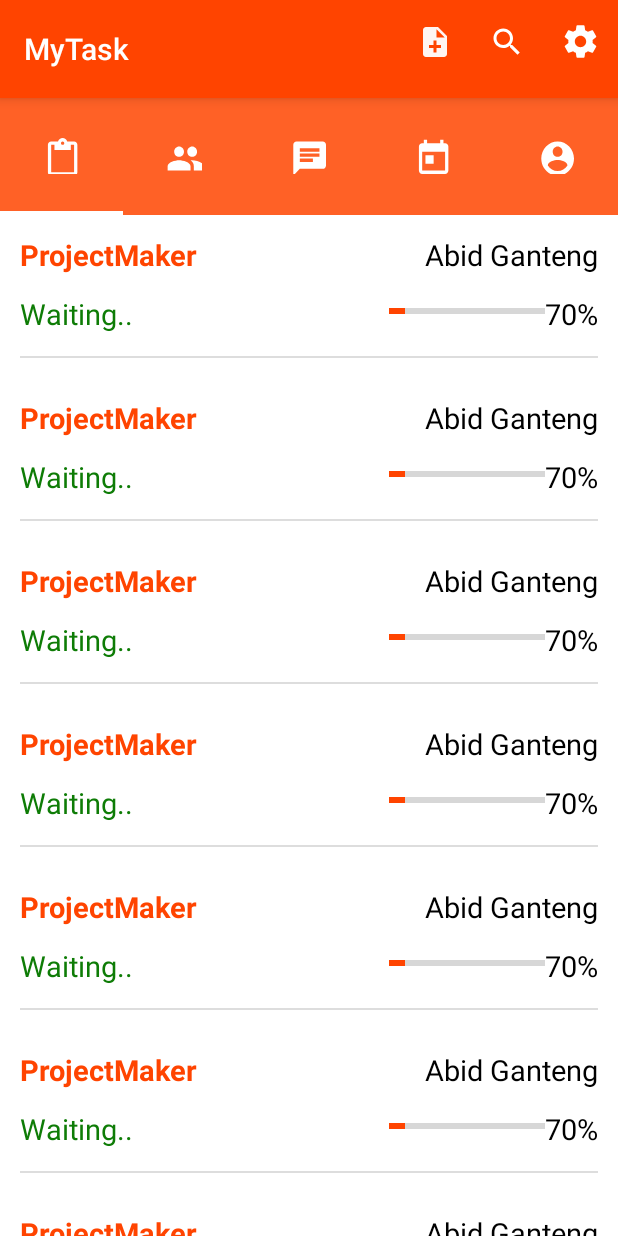
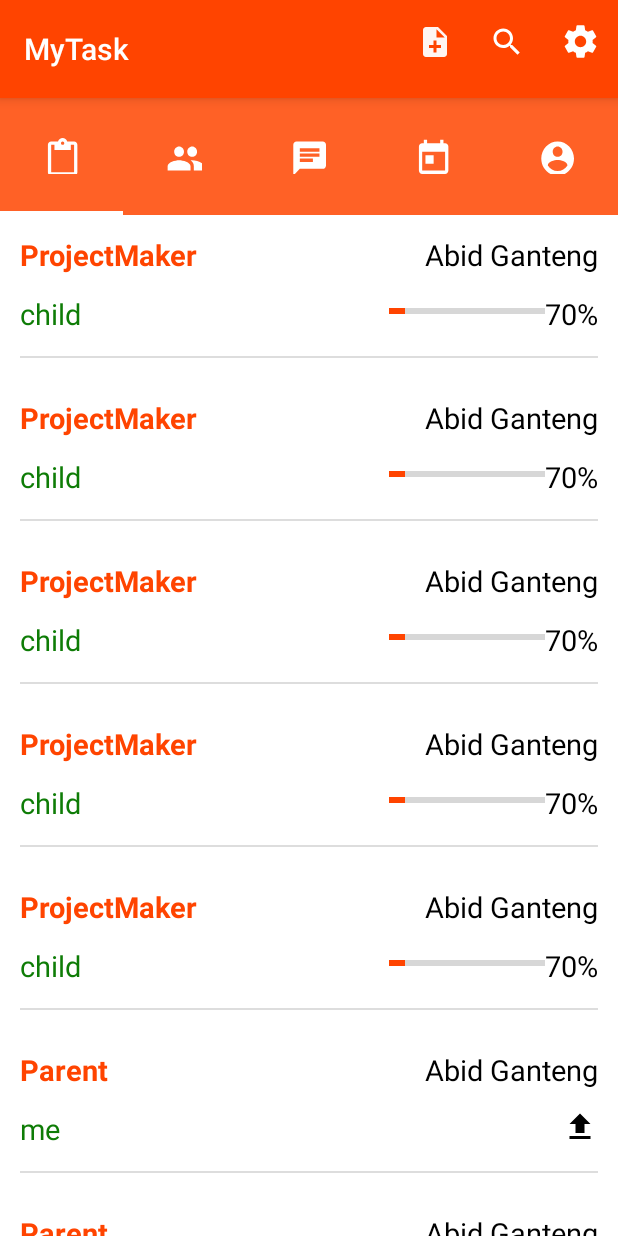
Before and after one commit to ricoarisandyw/project_maker, an Android app: the TaskFragment screen opened directly, with no data from a screen before it, on a phone screen of 412 x 824 dp. Run offline under Robolectric (Android 15) with nearby library versions, the phone set to English and light mode, and no system bars; our stand-ins replace sdp/ssp sizes; network calls fail.

Commit message:
Change Task Icon

```diff
--- a/app/src/main/java/com/mrabid/pro_maker/Adapter/RecyclerViewTaskAdapter.java
+++ b/app/src/main/java/com/mrabid/pro_maker/Adapter/RecyclerViewTaskAdapter.java
@@ -6,8 +6,12 @@ import android.support.v7.widget.RecyclerView;
 import android.view.LayoutInflater;
 import android.view.View;
 import android.view.ViewGroup;
+import android.widget.ImageView;
+import android.widget.ProgressBar;
 import android.widget.RelativeLayout;
 import android.widget.TextView;
+
+import com.mrabid.pro_maker.Activity.ChatActivity;
 import com.mrabid.pro_maker.Model.Task;
 import com.mrabid.pro_maker.R;
 import com.mrabid.pro_maker.Activity.detailTaskActivity;
@@ -34,6 +38,17 @@ public class RecyclerViewTaskAdapter extends RecyclerView.Adapter<RecyclerViewTa
         holder.pemberi.setText(""+p.getid_doer());
         holder.nama.setText(""+p.getName());
         holder.status.setText(""+p.getStatus());
+        if(p.getStatus().equalsIgnoreCase("me")){
+            holder.pbPercent.setText("");
+            holder.pb.setVisibility(View.INVISIBLE);
+            holder.imgUpload.setVisibility(View.VISIBLE);
+        }
+        holder.imgUpload.setOnClickListener(new View.OnClickListener() {
+            @Override
+            public void onClick(View v) {
+                context.startActivity(new Intent(context, ChatActivity.class));
+            }
+        });
 
         holder.rl.setOnClickListener(new View.OnClickListener() {
             @Override
@@ -50,17 +65,21 @@ public class RecyclerViewTaskAdapter extends RecyclerView.Adapter<RecyclerViewTa
 
     public class ViewHolder extends RecyclerView.ViewHolder {
 
-        TextView  nama,pemberi,status;
+        TextView  nama,pemberi,status, pbPercent;
         RelativeLayout rl;
+        ProgressBar pb;
+        ImageView imgUpload;
 
         public ViewHolder(View itemView) {
             super(itemView);
 
             rl = (RelativeLayout) itemView.findViewById(R.id.list_task);
+            pbPercent = (TextView) itemView.findViewById(R.id.txt_persenProgress);
+            pb = (ProgressBar) itemView.findViewById(R.id.progressBar_task);
             pemberi = (TextView) itemView.findViewById(R.id.txt_pemberiViewTask);
             nama = (TextView)itemView.findViewById(R.id.txt_nameViewTask);
             status = (TextView)itemView.findViewById(R.id.txt_statusViewTask);
-
+            imgUpload = (ImageView) itemView.findViewById(R.id.img_itemTask_update);
         }
     }
 }
--- a/app/src/main/java/com/mrabid/pro_maker/Fragment/TaskFragment.java
+++ b/app/src/main/java/com/mrabid/pro_maker/Fragment/TaskFragment.java
@@ -35,8 +35,10 @@ public class TaskFragment extends Fragment {
 
     public void coba(){
         List<Task> task = new ArrayList<>();
-        for(int i = 0;i<10;i++)
-            task.add(new Task("ProjectMaker","lalalala","Abid Ganteng","Waiting..","ProjectMaker"));
+        for(int i = 0;i<5;i++)
+            task.add(new Task("ProjectMaker","lalalala","Abid Ganteng","child","ProjectMaker"));
+        for(int i = 0;i<5;i++)
+            task.add(new Task("Parent","lalalala","Abid Ganteng","me","ProjectMaker"));
 
         recyclerView.setHasFixedSize(true);
         recyclerView.setLayoutManager(new LinearLayoutManager(getActivity()));
--- /dev/null
+++ b/app/src/main/res/drawable/ic_file_upload.xml
@@ -0,0 +1,9 @@
+<vector xmlns:android="http://schemas.android.com/apk/res/android"
+        android:width="24dp"
+        android:height="24dp"
+        android:viewportWidth="24.0"
+        android:viewportHeight="24.0">
+    <path
+        android:fillColor="#FF000000"
+        android:pathData="M9,16h6v-6h4l-7,-7 -7,7h4zM5,18h14v2L5,20z"/>
+</vector>
--- a/app/src/main/res/layout/item_task.xml
+++ b/app/src/main/res/layout/item_task.xml
@@ -58,6 +58,16 @@
         android:layout_marginTop="@dimen/_10sdp"
         android:layout_below="@id/txt_pemberiViewTask"/>
 
+    <ImageView
+        android:layout_width="wrap_content"
+        android:layout_alignParentEnd="true"
+        android:layout_marginTop="@dimen/_10sdp"
+        android:id="@+id/img_itemTask_update"
+        android:src="@drawable/ic_file_upload"
+        android:visibility="invisible"
+        android:layout_below="@id/txt_pemberiViewTask"
+        android:layout_height="wrap_content" />
+
     <TextView
         android:layout_width="match_parent"
         android:background="#DDDDDD"
```
Also changed, not shown: app/src/main/res/layout/activity_add_task.xml (+1 -8 lines), app/src/main/res/layout/item_group.xml (added, +57 -0 lines), app/src/main/res/layout/item_recycle_text.xml (added, +42 -0 lines).
